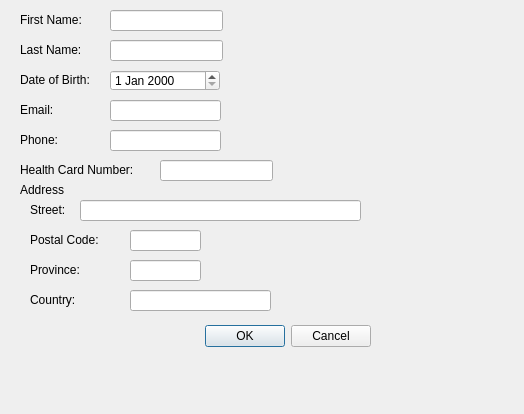
This is qt-app/addpatientdialog.ui in CalThompson9/rheumAI as Qt 5 draws it before an edit. The edited form follows.
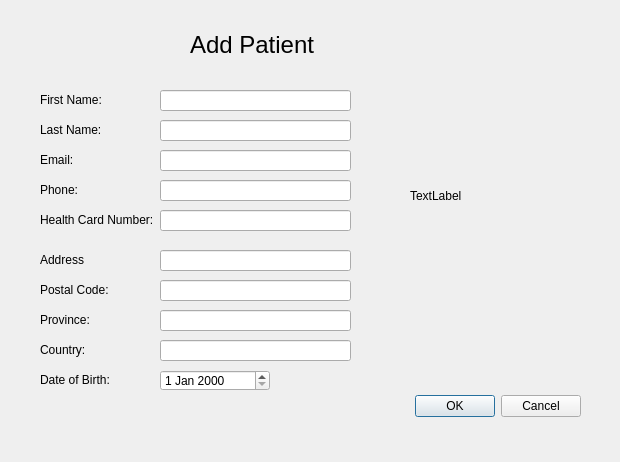
This is the edited form.

Commit message: Cleaned up dialog box ui

The edit to the form file:
```diff
--- a/qt-app/addpatientdialog.ui
+++ b/qt-app/addpatientdialog.ui
@@ -6,8 +6,8 @@
    <rect>
     <x>0</x>
     <y>0</y>
-    <width>524</width>
-    <height>414</height>
+    <width>620</width>
+    <height>462</height>
    </rect>
   </property>
   <property name="windowTitle">
@@ -16,8 +16,8 @@
   <widget class="QDialogButtonBox" name="buttonBox">
    <property name="geometry">
     <rect>
-     <x>30</x>
-     <y>320</y>
+     <x>240</x>
+     <y>390</y>
      <width>341</width>
      <height>32</height>
     </rect>
@@ -32,9 +32,9 @@
   <widget class="QLineEdit" name="firstNameInput">
    <property name="geometry">
     <rect>
-     <x>110</x>
-     <y>10</y>
-     <width>113</width>
+     <x>160</x>
+     <y>90</y>
+     <width>191</width>
      <height>21</height>
     </rect>
    </property>
@@ -42,9 +42,9 @@
   <widget class="QLineEdit" name="lastNameInput">
    <property name="geometry">
     <rect>
-     <x>110</x>
-     <y>40</y>
-     <width>113</width>
+     <x>160</x>
+     <y>120</y>
+     <width>191</width>
      <height>21</height>
     </rect>
    </property>
@@ -52,8 +52,8 @@
   <widget class="QDateEdit" name="dobInput">
    <property name="geometry">
     <rect>
-     <x>110</x>
-     <y>70</y>
+     <x>160</x>
+     <y>370</y>
      <width>110</width>
      <height>21</height>
     </rect>
@@ -62,8 +62,8 @@
   <widget class="QLabel" name="label">
    <property name="geometry">
     <rect>
-     <x>20</x>
-     <y>10</y>
+     <x>40</x>
+     <y>90</y>
      <width>71</width>
      <height>20</height>
     </rect>
@@ -75,8 +75,8 @@
   <widget class="QLabel" name="label_2">
    <property name="geometry">
     <rect>
-     <x>20</x>
-     <y>40</y>
+     <x>40</x>
+     <y>120</y>
      <width>71</width>
      <height>20</height>
     </rect>
@@ -88,8 +88,8 @@
   <widget class="QLabel" name="label_3">
    <property name="geometry">
     <rect>
-     <x>20</x>
-     <y>70</y>
+     <x>40</x>
+     <y>370</y>
      <width>91</width>
      <height>20</height>
     </rect>
@@ -101,9 +101,9 @@
   <widget class="QLabel" name="label_4">
    <property name="geometry">
     <rect>
-     <x>20</x>
-     <y>160</y>
-     <width>131</width>
+     <x>40</x>
+     <y>210</y>
+     <width>121</width>
      <height>20</height>
     </rect>
    </property>
@@ -115,8 +115,8 @@
    <property name="geometry">
     <rect>
      <x>160</x>
-     <y>160</y>
-     <width>113</width>
+     <y>210</y>
+     <width>191</width>
      <height>21</height>
     </rect>
    </property>
@@ -124,9 +124,9 @@
   <widget class="QLabel" name="label_5">
    <property name="geometry">
     <rect>
-     <x>20</x>
-     <y>100</y>
-     <width>71</width>
+     <x>40</x>
+     <y>150</y>
+     <width>41</width>
      <height>20</height>
     </rect>
    </property>
@@ -137,9 +137,9 @@
   <widget class="QLineEdit" name="emailInput">
    <property name="geometry">
     <rect>
-     <x>110</x>
-     <y>100</y>
-     <width>111</width>
+     <x>160</x>
+     <y>150</y>
+     <width>191</width>
      <height>21</height>
     </rect>
    </property>
@@ -147,8 +147,8 @@
   <widget class="QLabel" name="label_6">
    <property name="geometry">
     <rect>
-     <x>20</x>
-     <y>130</y>
+     <x>40</x>
+     <y>180</y>
      <width>71</width>
      <height>20</height>
     </rect>
@@ -160,9 +160,9 @@
   <widget class="QLineEdit" name="phoneNumberInput">
    <property name="geometry">
     <rect>
-     <x>110</x>
-     <y>130</y>
-     <width>111</width>
+     <x>160</x>
+     <y>180</y>
+     <width>191</width>
      <height>21</height>
     </rect>
    </property>
@@ -170,9 +170,9 @@
   <widget class="QLabel" name="label_7">
    <property name="geometry">
     <rect>
-     <x>20</x>
-     <y>180</y>
-     <width>131</width>
+     <x>40</x>
+     <y>250</y>
+     <width>61</width>
      <height>20</height>
     </rect>
    </property>
@@ -180,25 +180,12 @@
     <string>Address</string>
    </property>
   </widget>
-  <widget class="QLabel" name="label_8">
-   <property name="geometry">
-    <rect>
-     <x>30</x>
-     <y>200</y>
-     <width>131</width>
-     <height>20</height>
-    </rect>
-   </property>
-   <property name="text">
-    <string>Street:</string>
-   </property>
-  </widget>
   <widget class="QLineEdit" name="addressInput">
    <property name="geometry">
     <rect>
-     <x>80</x>
-     <y>200</y>
-     <width>281</width>
+     <x>160</x>
+     <y>250</y>
+     <width>191</width>
      <height>21</height>
     </rect>
    </property>
@@ -206,9 +193,9 @@
   <widget class="QLineEdit" name="postalCodeInput">
    <property name="geometry">
     <rect>
-     <x>130</x>
-     <y>230</y>
-     <width>71</width>
+     <x>160</x>
+     <y>280</y>
+     <width>191</width>
      <height>21</height>
     </rect>
    </property>
@@ -219,9 +206,9 @@
   <widget class="QLabel" name="label_9">
    <property name="geometry">
     <rect>
-     <x>30</x>
-     <y>230</y>
-     <width>81</width>
+     <x>40</x>
+     <y>280</y>
+     <width>71</width>
      <height>20</height>
     </rect>
    </property>
@@ -232,9 +219,9 @@
   <widget class="QLabel" name="label_10">
    <property name="geometry">
     <rect>
-     <x>30</x>
-     <y>260</y>
-     <width>81</width>
+     <x>40</x>
+     <y>310</y>
+     <width>51</width>
      <height>20</height>
     </rect>
    </property>
@@ -245,9 +232,9 @@
   <widget class="QLineEdit" name="provinceInput">
    <property name="geometry">
     <rect>
-     <x>130</x>
-     <y>260</y>
-     <width>71</width>
+     <x>160</x>
+     <y>310</y>
+     <width>191</width>
      <height>21</height>
     </rect>
    </property>
@@ -258,9 +245,9 @@
   <widget class="QLabel" name="label_11">
    <property name="geometry">
     <rect>
-     <x>30</x>
-     <y>290</y>
-     <width>81</width>
+     <x>40</x>
+     <y>340</y>
+     <width>51</width>
      <height>20</height>
     </rect>
    </property>
@@ -271,9 +258,9 @@
   <widget class="QLineEdit" name="countryInput">
    <property name="geometry">
     <rect>
-     <x>130</x>
-     <y>290</y>
-     <width>141</width>
+     <x>160</x>
+     <y>340</y>
+     <width>191</width>
      <height>21</height>
     </rect>
    </property>
@@ -281,6 +268,32 @@
     <string/>
    </property>
   </widget>
+  <widget class="QLabel" name="logoLabel">
+   <property name="geometry">
+    <rect>
+     <x>410</x>
+     <y>110</y>
+     <width>231</width>
+     <height>171</height>
+    </rect>
+   </property>
+   <property name="text">
+    <string>TextLabel</string>
+   </property>
+  </widget>
+  <widget class="QLabel" name="label_8">
+   <property name="geometry">
+    <rect>
+     <x>190</x>
+     <y>20</y>
+     <width>131</width>
+     <height>51</height>
+    </rect>
+   </property>
+   <property name="text">
+    <string>&lt;html&gt;&lt;head/&gt;&lt;body&gt;&lt;p&gt;&lt;span style=&quot; font-size:18pt;&quot;&gt;Add Patient&lt;/span&gt;&lt;/p&gt;&lt;/body&gt;&lt;/html&gt;</string>
+   </property>
+  </widget>
  </widget>
  <resources/>
  <connections>
```
The commit also changes 3 other files.
